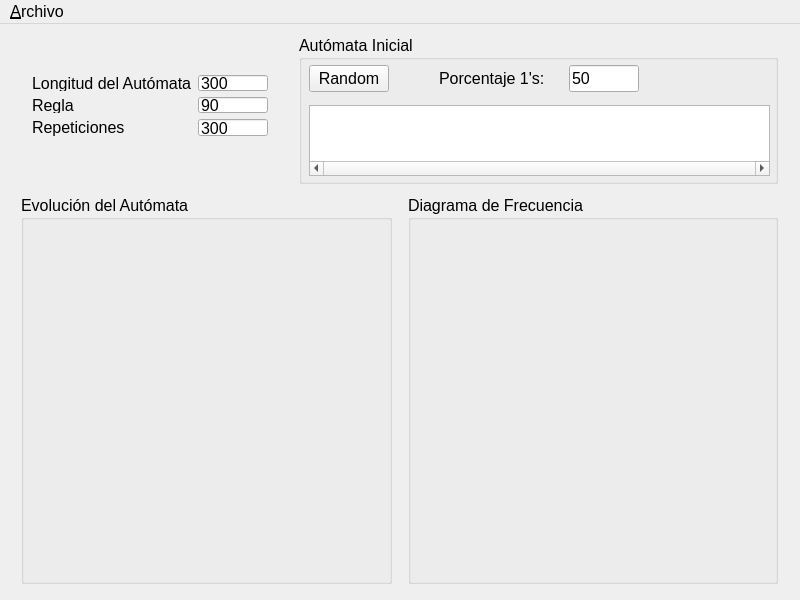
The window that mainwindow.ui (atile-y/AutomataCelular1D) describes before a commit, drawn with Qt 5.
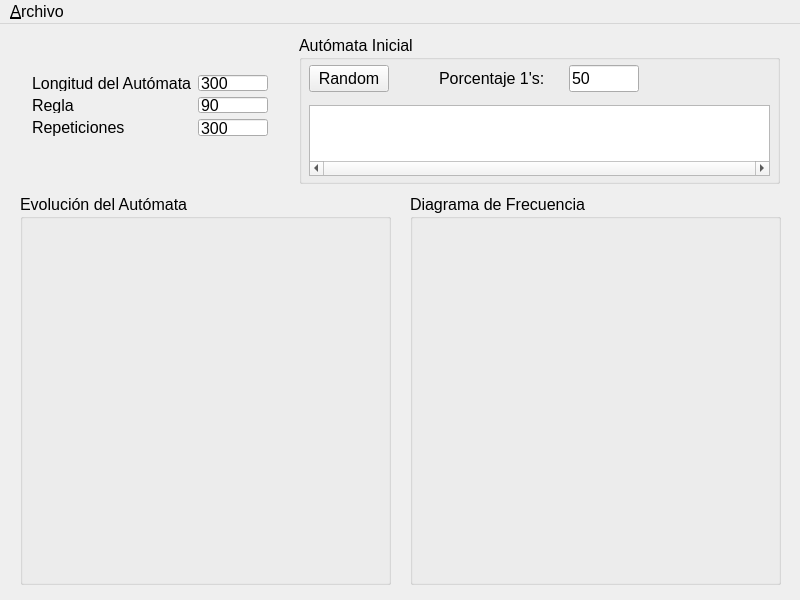
The same window after the commit. Icons and pictures are not drawn.

Patch:
```diff
--- a/mainwindow.ui
+++ b/mainwindow.ui
@@ -16,12 +16,6 @@
     <height>600</height>
    </size>
   </property>
-  <property name="maximumSize">
-   <size>
-    <width>800</width>
-    <height>600</height>
-   </size>
-  </property>
   <property name="font">
    <font>
     <pointsize>12</pointsize>
@@ -207,7 +201,7 @@
      <rect>
       <x>299</x>
       <y>11</y>
-      <width>479</width>
+      <width>481</width>
       <height>149</height>
      </rect>
     </property>
@@ -301,10 +295,10 @@
    <widget class="QGroupBox" name="evolutionGroupBox">
     <property name="geometry">
      <rect>
-      <x>21</x>
-      <y>171</y>
+      <x>20</x>
+      <y>170</y>
       <width>371</width>
-      <height>389</height>
+      <height>391</height>
      </rect>
     </property>
     <property name="title">
@@ -314,10 +308,10 @@
    <widget class="QGroupBox" name="frequencyGroupBox">
     <property name="geometry">
      <rect>
-      <x>408</x>
-      <y>171</y>
-      <width>370</width>
-      <height>389</height>
+      <x>410</x>
+      <y>170</y>
+      <width>371</width>
+      <height>391</height>
      </rect>
     </property>
     <property name="title">
```
Left out of the diff: 19 changed lines with no effect on the pictures.
